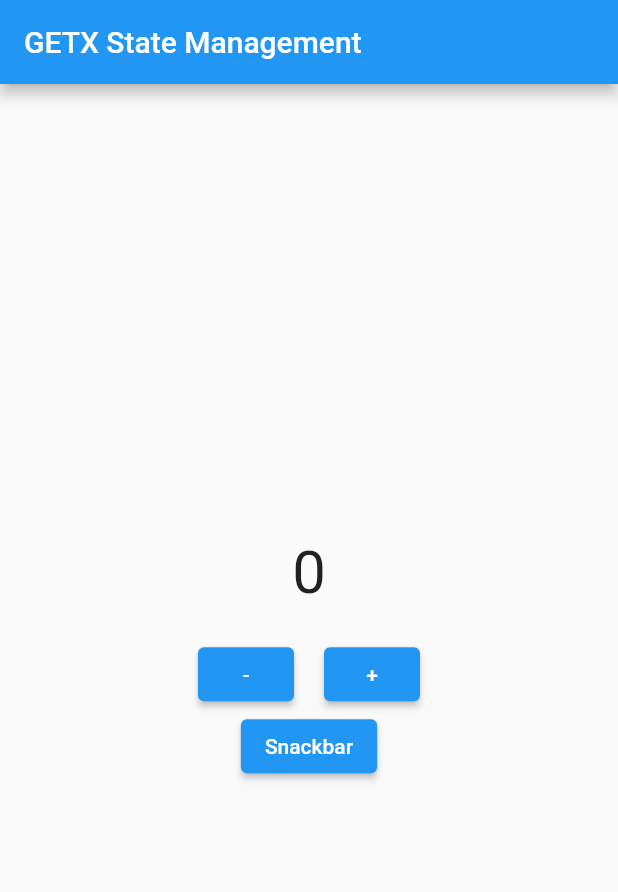
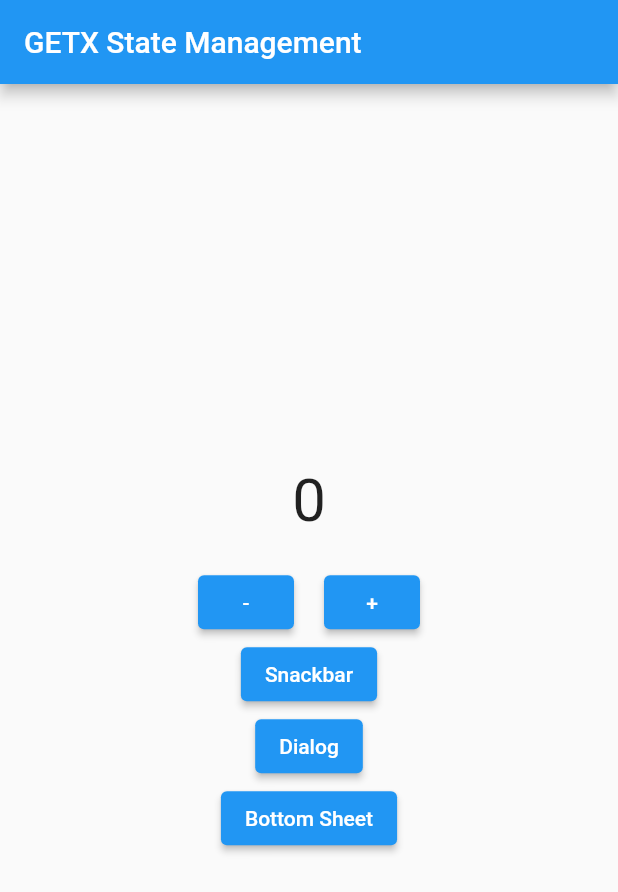
Before and after one commit to abdulghofurme/fictional-umbrella, a Flutter app: the screen it shows after launch, on a phone screen of 412 x 824 dp. Shown: the top 892 px of the screen. Run offline on Flutter 3.47's test engine with Material 2 defaults, Android fonts, the phone set to English and light mode, and no system bars; our stand-ins replace get.

Commit message:
GetX: Dialog & Bottom Sheet

```diff
--- a/lib/main.dart
+++ b/lib/main.dart
@@ -28,6 +28,7 @@
         title: Text('GETX State Management'),
       ),
       body: Center(
+        child: SingleChildScrollView(
           child: Column(
             mainAxisAlignment: MainAxisAlignment.center,
             children: [
@@ -81,8 +82,44 @@
                   );
                 },
                 child: Text('Snackbar'),
+              ),
+              ElevatedButton(
+                onPressed: () {
+                  // showDialog(
+                  //   context: context,
+                  //   builder: (context) => AlertDialog(
+                  //     title: Text('Judul'),
+                  //     content: Text('Description'),
+                  //   ),
+                  // );
+
+                  // Get.defaultDialog(
+                  //   title: 'Judul Getx',
+                  //   middleText: 'Description',
+
+                  // );
+
+                  Get.dialog(AlertDialog(
+                    title: Text('Judul'),
+                    content: Text('Description'),
+                  ));
+                },
+                child: Text('Dialog'),
+              ),
+              ElevatedButton(
+                onPressed: () {
+                  // showModalBottomSheet(
+                  //     context: context, builder: (context) => Container());
+
+                  Get.bottomSheet(Container(
+                    height: 300,
+                    color: Colors.white,
+                  ));
+                },
+                child: Text('Bottom Sheet'),
               )
             ],
+          ),
         ),
       ),
     );
```
Lines whose indentation alone changed are shown as unchanged.
